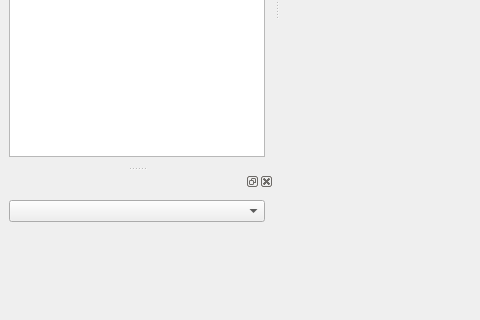
Before: the Qt Designer form avogadro/mainwindow.ui in OpenChemistry/avogadroapp, drawn with Qt 5; both pictures show x 0 to 480 and y 280 to 600 of the 800 by 600 pixel window.
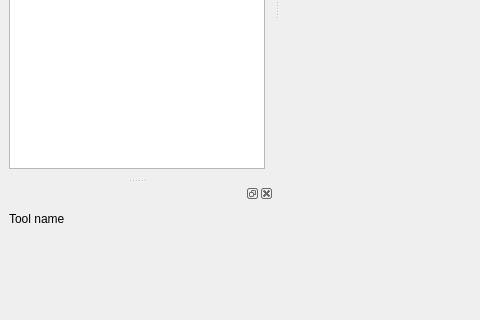
After: the same form once the commit is applied. Custom widgets are drawn as their Qt base class.

Commit message: Add toolbars to MainWindow.

Diff of the .ui file:
```diff
--- a/avogadro/mainwindow.ui
+++ b/avogadro/mainwindow.ui
@@ -57,7 +57,11 @@
    <widget class="QWidget" name="dockWidgetContents">
     <layout class="QVBoxLayout" name="verticalLayout_2">
      <item>
-      <widget class="QComboBox" name="toolComboBox"/>
+      <widget class="QLabel" name="toolName">
+       <property name="text">
+        <string>Tool name</string>
+       </property>
+      </widget>
      </item>
      <item>
       <widget class="QStackedWidget" name="toolWidgetStack"/>
```
The commit also changes 2 other files.
